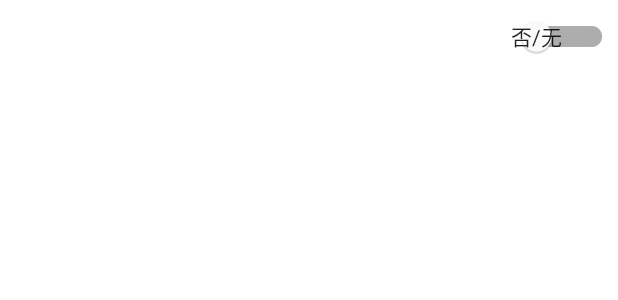
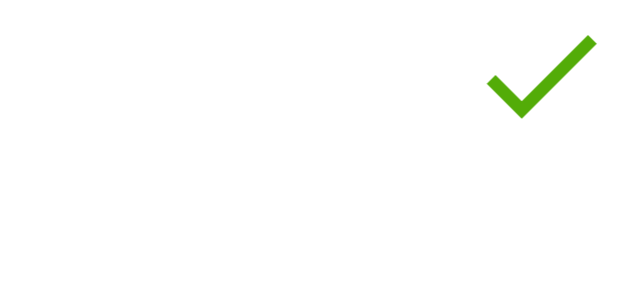
Before and after one commit to 1ansam/VehicleHJ, an Android app: the layout item_exterior_item.xml on its own in the app's theme, with its tools: preview values and no code run, on a phone screen of 412 x 824 dp. Shown: the top 300 px of the screen. Run offline under Robolectric (Android 15) with nearby library versions, the phone set to English and light mode, and no system bars.

Commit message:
所有接口都已完善

```diff
--- a/app/src/main/java/com/yxf/vehiclehj/utils/TopLevel.kt
+++ b/app/src/main/java/com/yxf/vehiclehj/utils/TopLevel.kt
@@ -35,6 +35,7 @@ const val FILE_PROVIDER = "com.yxf.vehiclehj.fileprovider"
 const val VEHICLE_QUEUE = "LYYDJKR101"
 const val EXTERIOR_PHOTO = "LYYDJKR102"
 const val SYSTEM_PARAMS = "LYYDJKR103"
+const val EXTERIOR_ITEM = "LYYDJKR104"
 const val WRITE_USER_LOGIN = "LYYDJKW001"
 const val SAVE_EXTERIOR_ITEM = "LYYDJKW101"
 const val SAVE_EXTERIOR_PHOTO = "LYYDJKW102"
--- a/app/src/main/java/com/yxf/vehiclehj/view/fragment/LoginFragment.kt
+++ b/app/src/main/java/com/yxf/vehiclehj/view/fragment/LoginFragment.kt
@@ -57,7 +57,7 @@ class LoginFragment : BaseBindingFragment<FragmentLoginBinding>() {
                     Log.e("TAG", "login: ${it.Message}", )
                     return@collect
                 }
-                findNavController().navigate(LoginFragmentDirections.actionLoginFragmentToVehicleQueueFragment())
+                findNavController().navigate(LoginFragmentDirections.actionLoginFragmentToVehicleQueueFragment(it.Body.first()))
             }
 
 
--- a/app/src/main/java/com/yxf/vehiclehj/view/fragment/VehicleQueueFragment.kt
+++ b/app/src/main/java/com/yxf/vehiclehj/view/fragment/VehicleQueueFragment.kt
@@ -13,7 +13,9 @@ import android.view.ViewGroup
 import android.widget.SearchView.OnQueryTextListener
 import androidx.fragment.app.viewModels
 import androidx.lifecycle.lifecycleScope
+import androidx.navigation.NavArgs
 import androidx.navigation.fragment.findNavController
+import androidx.navigation.fragment.navArgs
 import com.yxf.vehiclehj.MyApp
 import com.yxf.vehiclehj.R
 import com.yxf.vehiclehj.bean.VehicleQueueR101Response
@@ -32,13 +34,14 @@ import com.yxf.vehicleinspection.base.BaseRvAdapter
 class VehicleQueueFragment : BaseBindingFragment<FragmentVehicleQueueListBinding>() {
     private val viewModel by viewModels<QueueViewModel>{ QueueViewModelFactory((this.requireActivity().application as MyApp).queueRepo)}
     private val adapter = VehicleQueueRecyclerViewAdapter()
+    private val args by navArgs<VehicleQueueFragmentArgs>()
     override fun init() {
         binding.list.adapter = adapter
         adapter.data = listOf(
         )
         adapter.onItemViewClickListener = object : BaseRvAdapter.OnItemViewClickListener<VehicleQueueR101Response> {
             override fun onItemClick(view: View, position: Int, bean: VehicleQueueR101Response) {
-                findNavController().navigate(VehicleQueueFragmentDirections.actionVehicleQueueFragmentToExteriorFragment(bean))
+                findNavController().navigate(VehicleQueueFragmentDirections.actionVehicleQueueFragmentToExteriorFragment(bean,args.beanR001))
             }
 
         }
--- a/app/src/main/java/com/yxf/vehiclehj/viewModel/ExteriorViewModel.kt
+++ b/app/src/main/java/com/yxf/vehiclehj/viewModel/ExteriorViewModel.kt
@@ -18,13 +18,14 @@ class ExteriorViewModel(val exteriorRepo: ExteriorRepo) : ViewModel() {
         emit(exteriorRepo.getExteriorPhoto(Hjlsh))
     }
 
-    suspend fun saveExteriorItem( exteriorItemW101Request: ExteriorItemW101Request) = flow {
+    fun saveExteriorItem( exteriorItemW101Request: ExteriorItemW101Request) = flow {
         emit(exteriorRepo.saveExteriorItem(exteriorItemW101Request))
     }
 
     fun saveExteriorPhoto(exteriorPhotos : List<SavePhotoW102Request>) = flow {
         emit(exteriorRepo.saveExteriorPhoto(exteriorPhotos))
     }
+    fun exteriorList(lsh : String) = flow { emit(exteriorRepo.getExteriorList(lsh)) }
 }
 
 class ExteriorViewModelFactory(private val exteriorRepo: ExteriorRepo) :
--- /dev/null
+++ b/app/src/main/res/drawable/icon_no.xml
@@ -0,0 +1,5 @@
+<vector android:height="24dp" android:tint="#D5244D"
+    android:viewportHeight="24" android:viewportWidth="24"
+    android:width="24dp" xmlns:android="http://schemas.android.com/apk/res/android">
+    <path android:fillColor="@android:color/white" android:pathData="M19,6.41L17.59,5 12,10.59 6.41,5 5,6.41 10.59,12 5,17.59 6.41,19 12,13.41 17.59,19 19,17.59 13.41,12z"/>
+</vector>
--- /dev/null
+++ b/app/src/main/res/drawable/icon_yes.xml
@@ -0,0 +1,5 @@
+<vector android:height="24dp" android:tint="#53AC08"
+    android:viewportHeight="24" android:viewportWidth="24"
+    android:width="24dp" xmlns:android="http://schemas.android.com/apk/res/android">
+    <path android:fillColor="@android:color/white" android:pathData="M9,16.2L4.8,12l-1.4,1.4L9,19 21,7l-1.4,-1.4L9,16.2z"/>
+</vector>
--- a/app/src/main/res/layout/item_exterior_item.xml
+++ b/app/src/main/res/layout/item_exterior_item.xml
@@ -2,26 +2,34 @@
 <LinearLayout xmlns:android="http://schemas.android.com/apk/res/android"
     xmlns:app="http://schemas.android.com/apk/res-auto"
     android:layout_width="match_parent"
-    android:layout_height="wrap_content"
+    android:layout_height="100dp"
     android:orientation="horizontal">
 
     <com.google.android.material.textview.MaterialTextView
-        android:id="@+id/tv_name"
+        android:id="@+id/tv_dm"
         android:layout_width="0dp"
         android:layout_height="match_parent"
-        android:layout_weight="3">
+        android:gravity="center_vertical"
+        android:layout_weight="1">
 
     </com.google.android.material.textview.MaterialTextView>
 
-    <com.google.android.material.switchmaterial.SwitchMaterial
-        android:id="@+id/sw_value"
+    <com.google.android.material.textview.MaterialTextView
+        android:id="@+id/tv_mc"
         android:layout_width="0dp"
         android:layout_height="match_parent"
-        android:layout_weight="1"
-        android:textAppearance="@style/TextAppearance.AppCompat.Medium"
-        android:textOff="否/无"
-        android:textOn="是/有"
-        android:textSize="24sp"
-        app:showText="true" />
+        android:gravity="center_vertical"
+        android:layout_weight="8"
+        >
+
+    </com.google.android.material.textview.MaterialTextView>
+
+    <ImageView
+        android:id="@+id/iv_status"
+        android:layout_width="0dp"
+        android:layout_height="match_parent"
+        android:layout_weight="3"
+        android:src="@drawable/icon_yes"
+        android:tag="1" />
 
 </LinearLayout>
--- a/app/src/main/res/navigation/nav_graph.xml
+++ b/app/src/main/res/navigation/nav_graph.xml
@@ -30,6 +30,9 @@
         <action
             android:id="@+id/action_vehicleQueueFragment_to_exteriorFragment"
             app:destination="@id/exteriorFragment" />
+        <argument
+            android:name="beanR001"
+            app:argType="com.yxf.vehiclehj.bean.UserInfoW001Response" />
 
     </fragment>
     <fragment
@@ -41,5 +44,8 @@
         <argument
             android:name="beanR101"
             app:argType="com.yxf.vehiclehj.bean.VehicleQueueR101Response" />
+        <argument
+            android:name="beanR001"
+            app:argType="com.yxf.vehiclehj.bean.UserInfoW001Response" />
     </fragment>
 </navigation>
```
Also changed, not shown: app/src/main/java/com/yxf/vehiclehj/bean/ExteriorItemR104Request.kt (added, +8 -0 lines), app/src/main/java/com/yxf/vehiclehj/bean/ExteriorItemR104Response.kt (added, +8 -0 lines), app/src/main/java/com/yxf/vehiclehj/repo/ExteriorRepo.kt (+8 -4 lines), app/src/main/java/com/yxf/vehiclehj/service/QueryService.kt (+15 -10 lines), app/src/main/java/com/yxf/vehiclehj/view/fragment/ExteriorFragment.kt (+82 -42 lines), app/src/main/java/com/yxf/vehiclehj/view/fragment/ExteriorItemRecyclerViewAdapter.kt (+8 -4 lines), 2 other files.
